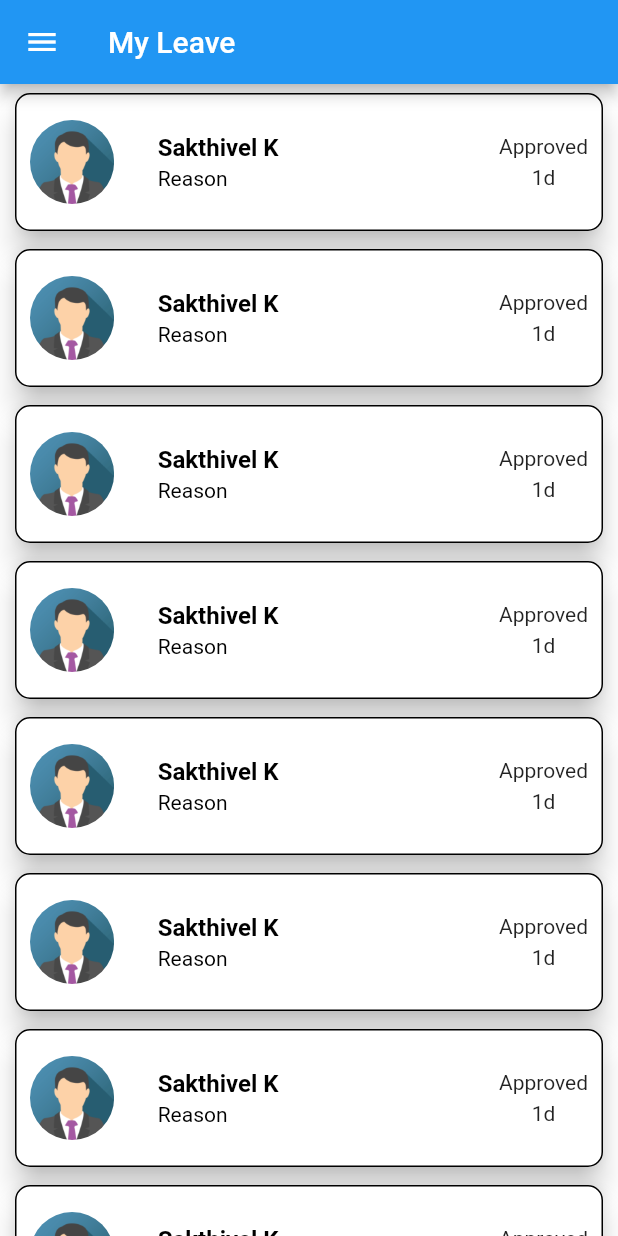
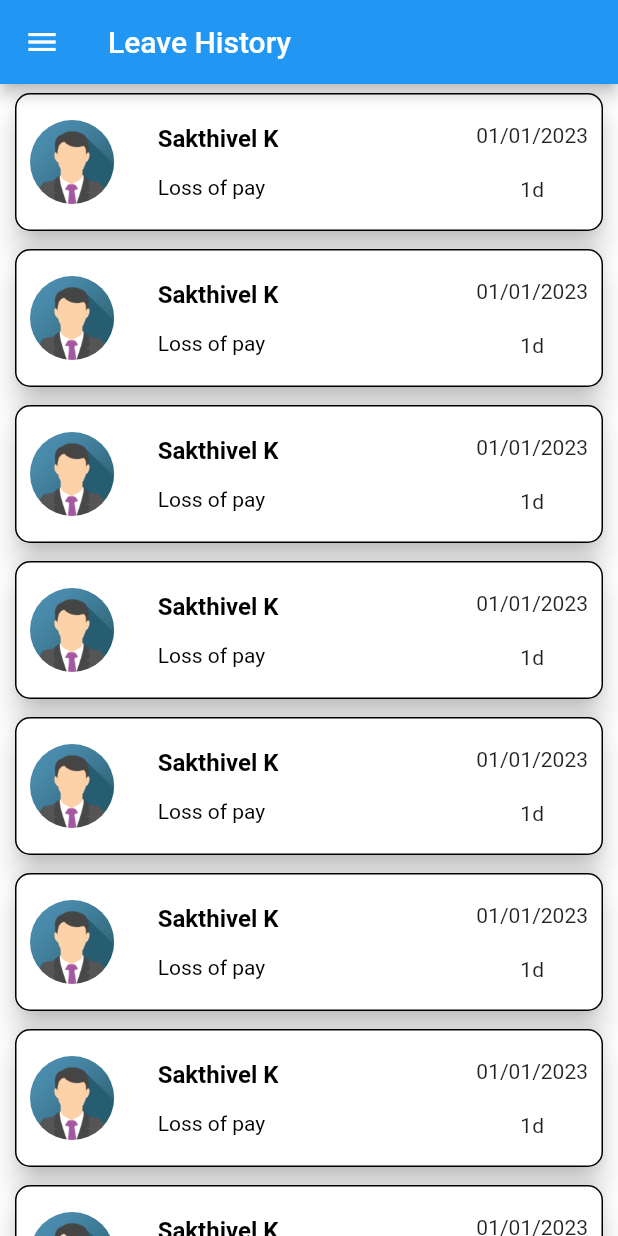
Before and after one commit to sakthi-dotcom/ah_lms_flutter, a Flutter app: the MyLeave screen opened directly, on a phone screen of 412 x 824 dp. Run offline on Flutter 3.47's test engine with Material 2 defaults, Android fonts, the phone set to English and light mode, and no system bars; our stand-ins replace image_picker, table_calendar.

Commit message:
changed like lms.

```diff
--- a/lib/view/sidebar/my_leave.dart
+++ b/lib/view/sidebar/my_leave.dart
@@ -21,7 +21,7 @@ class _MyLeaveState extends State<MyLeave> {
         backgroundColor: Colors.white,
         drawer: const SideBar(),
         appBar: AppBar(
-          title: const Text(my_leave),
+          title: const Text("Leave History"),
         ),
         body: ListView.builder(
             scrollDirection: Axis.vertical,
@@ -51,9 +51,9 @@ class _MyLeaveState extends State<MyLeave> {
                             ClipOval(child: Image.asset("assets/avatar.png"))),
                     trailing: Column(
                       mainAxisAlignment:MainAxisAlignment.center,
-                      children: [
-                        Text("Approved"),
-                        SizedBox(height: 5.0),
+                      children: const [
+                        Text("01/01/2023"),
+                        SizedBox(height: 20.0),
                         Text("1d"),
                       ],
                     ),
@@ -62,13 +62,16 @@ class _MyLeaveState extends State<MyLeave> {
                       style: TextStyle(
                           color: Colors.black, fontWeight: FontWeight.bold),
                     ),
-                    subtitle: Row(
-                      children: const [
-                        Text(
-                          "Reason",
-                          style: TextStyle(color: Colors.black),
-                        )
-                      ],
+                    subtitle: Padding(
+                      padding: const EdgeInsets.only(top:15.0),
+                      child: Row(
+                        children: const [
+                          Text(
+                            "Loss of pay",
+                            style: TextStyle(color: Colors.black),
+                          )
+                        ],
+                      ),
                     ),
                   ),
                 ),
```
